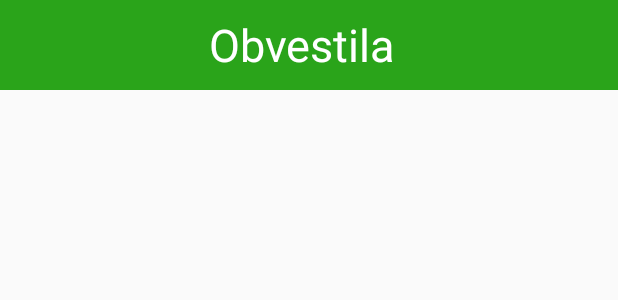
After one commit to SamGres/TrafficMonitor, an Android app: the layout activity_naslov_obvestila.xml on its own in the app's theme, with its tools: preview values and no code run, on a phone screen of 412 x 824 dp. The commit adds this screen. Shown: the top 300 px of the screen. Run offline under Robolectric (Android 15) with nearby library versions, the phone set to English and light mode, and no system bars.

Commit message:
Obvestila

```diff
--- a/Android/app/src/main/AndroidManifest.xml
+++ b/Android/app/src/main/AndroidManifest.xml
@@ -49,14 +49,15 @@
             android:name=".Register"
             android:theme="@style/AppTheme.NoActionBar" />
         <activity android:name=".Map" />
-
         <activity android:name=".ObvestilaActivity" />
         <activity
             android:name=".NavActivity"
             android:label="@string/title_activity_nav"
             android:theme="@style/AppTheme.NoActionBar" />
         <activity android:name=".CurruserActivity" />
-        <activity android:name=".obvestila"></activity>
+        <activity android:name=".obvestila" />
+        <activity android:name=".UserSettings_activity" />
+        <activity android:name=".NaslovObvestila"></activity>
     </application>
 
 </manifest>
--- /dev/null
+++ b/Android/app/src/main/res/drawable/ic_arrow_back_white_24dp.xml
@@ -0,0 +1,5 @@
+<vector android:height="24dp" android:tint="#FFFFFF"
+    android:viewportHeight="24.0" android:viewportWidth="24.0"
+    android:width="24dp" xmlns:android="http://schemas.android.com/apk/res/android">
+    <path android:fillColor="#FF000000" android:pathData="M20,11H7.83l5.59,-5.59L12,4l-8,8 8,8 1.41,-1.41L7.83,13H20v-2z"/>
+</vector>
--- /dev/null
+++ b/Android/app/src/main/res/drawable/ic_left_arrow.xml
@@ -0,0 +1,4 @@
+<vector android:height="24dp" android:viewportHeight="492"
+    android:viewportWidth="492" android:width="24dp" xmlns:android="http://schemas.android.com/apk/res/android">
+    <path android:fillColor="#FF000000" android:pathData="M464.344,207.418l0.768,0.168H135.888l103.496,-103.724c5.068,-5.064 7.848,-11.924 7.848,-19.124c0,-7.2 -2.78,-14.012 -7.848,-19.088L223.28,49.538c-5.064,-5.064 -11.812,-7.864 -19.008,-7.864c-7.2,0 -13.952,2.78 -19.016,7.844L7.844,226.914C2.76,231.998 -0.02,238.77 0,245.974c-0.02,7.244 2.76,14.02 7.844,19.096l177.412,177.412c5.064,5.06 11.812,7.844 19.016,7.844c7.196,0 13.944,-2.788 19.008,-7.844l16.104,-16.112c5.068,-5.056 7.848,-11.808 7.848,-19.008c0,-7.196 -2.78,-13.592 -7.848,-18.652L134.72,284.406h329.992c14.828,0 27.288,-12.78 27.288,-27.6v-22.788C492,219.198 479.172,207.418 464.344,207.418z"/>
+</vector>
--- /dev/null
+++ b/Android/app/src/main/res/layout/activity_naslov_obvestila.xml
@@ -0,0 +1,20 @@
+<?xml version="1.0" encoding="utf-8"?>
+<android.support.constraint.ConstraintLayout xmlns:android="http://schemas.android.com/apk/res/android"
+    xmlns:app="http://schemas.android.com/apk/res-auto"
+    xmlns:tools="http://schemas.android.com/tools"
+    android:layout_width="match_parent"
+    android:layout_height="match_parent"
+    tools:context=".NaslovObvestila">
+
+    <TextView
+        android:layout_width="match_parent"
+        android:background="@color/colorPrimary"
+        android:textColor="#FFFFFF"
+        android:textSize="30sp"
+        android:text="Obvestila"
+        android:paddingLeft="-10dp"
+        android:gravity="center"
+        android:layout_height="60dp" />
+
+
+</android.support.constraint.ConstraintLayout>
```
Also changed, not shown: Android/app/src/main/java/com/example/lukak/samgre/NaslovObvestila.java (added, +13 -0 lines), Android/app/src/main/java/com/example/lukak/samgre/ObvestilaActivity.java (+13 -0 lines), Android/app/src/main/java/com/example/lukak/samgre/ObvestilaRepositori.java (+8 -5 lines), Android/app/src/main/java/com/example/lukak/samgre/UserSettings_activity.java (added, +30 -0 lines), Android/app/src/main/java/com/example/lukak/samgre/curruser.java (+8 -0 lines), Android/app/src/main/res/layout/activity_obvestila.xml (+15 -15 lines), Android/app/src/main/res/layout/activity_user_settings_activity.xml (added, +27 -0 lines), Android/app/src/main/res/layout/obvestila_list_layout.xml (+10 -1 lines).
